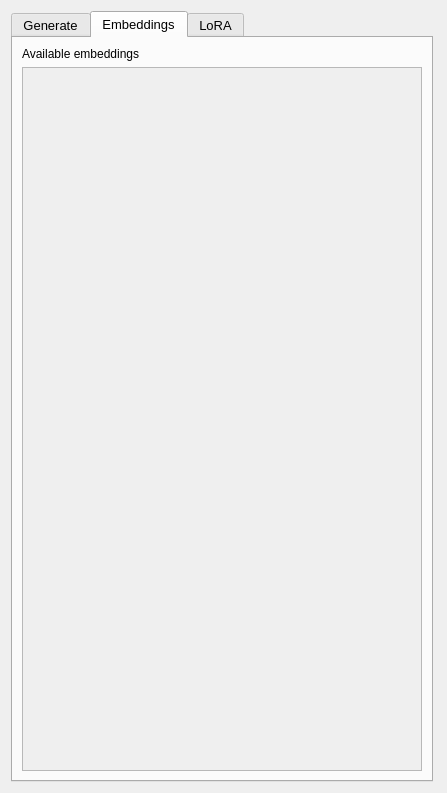
Before: the Qt Designer form src/airunner/pyqt/generate_form.ui in Capsize-Games/airunner, drawn with Qt 5.
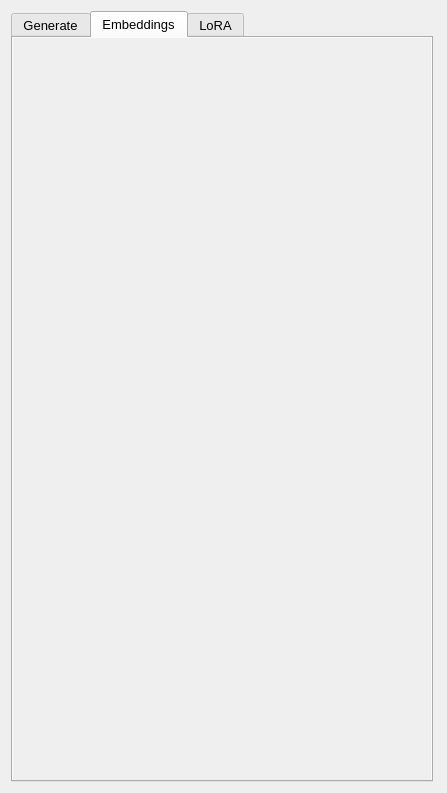
After: the same form once the commit is applied. The open tabs and pages were chosen to show the change.

Commit message: Small design tweaks to embeddings and lora tabs

Patch:
```diff
--- a/src/airunner/pyqt/generate_form.ui
+++ b/src/airunner/pyqt/generate_form.ui
@@ -32,7 +32,7 @@
    <property name="rightMargin">
     <number>14</number>
    </property>
-   <item row="0" column="1">
+   <item row="0" column="0">
     <widget class="QTabWidget" name="PromptTabsSection">
      <property name="enabled">
       <bool>true</bool>
@@ -1163,19 +1163,22 @@
        <string>Embeddings</string>
       </attribute>
       <layout class="QGridLayout" name="gridLayout_6">
+       <property name="leftMargin">
+        <number>0</number>
+       </property>
+       <property name="topMargin">
+        <number>0</number>
+       </property>
+       <property name="rightMargin">
+        <number>0</number>
+       </property>
+       <property name="bottomMargin">
+        <number>0</number>
+       </property>
+       <property name="horizontalSpacing">
+        <number>9</number>
+       </property>
        <item row="0" column="0">
-        <widget class="QLabel" name="label_3">
-         <property name="font">
-          <font>
-           <pointsize>9</pointsize>
-          </font>
-         </property>
-         <property name="text">
-          <string>Available embeddings</string>
-         </property>
-        </widget>
-       </item>
-       <item row="1" column="0">
         <widget class="QScrollArea" name="embeddings">
          <property name="sizePolicy">
           <sizepolicy hsizetype="Expanding" vsizetype="MinimumExpanding">
@@ -1194,6 +1197,12 @@
            <pointsize>10</pointsize>
           </font>
          </property>
+         <property name="frameShape">
+          <enum>QFrame::NoFrame</enum>
+         </property>
+         <property name="frameShadow">
+          <enum>QFrame::Plain</enum>
+         </property>
          <property name="widgetResizable">
           <bool>true</bool>
          </property>
@@ -1202,8 +1211,8 @@
            <rect>
             <x>0</x>
             <y>0</y>
-            <width>400</width>
-            <height>707</height>
+            <width>420</width>
+            <height>747</height>
            </rect>
           </property>
           <layout class="QVBoxLayout" name="verticalLayout"/>
```
Left out of the diff: 10 changed lines with no effect on the pictures. The commit also changes 1 other file.
